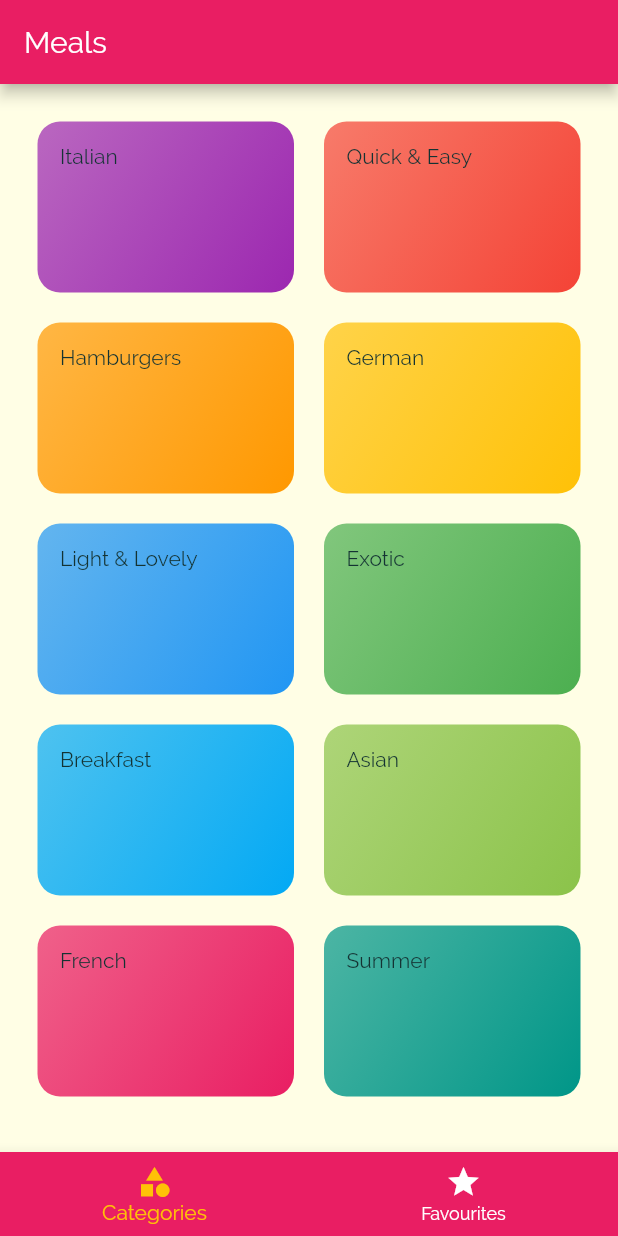
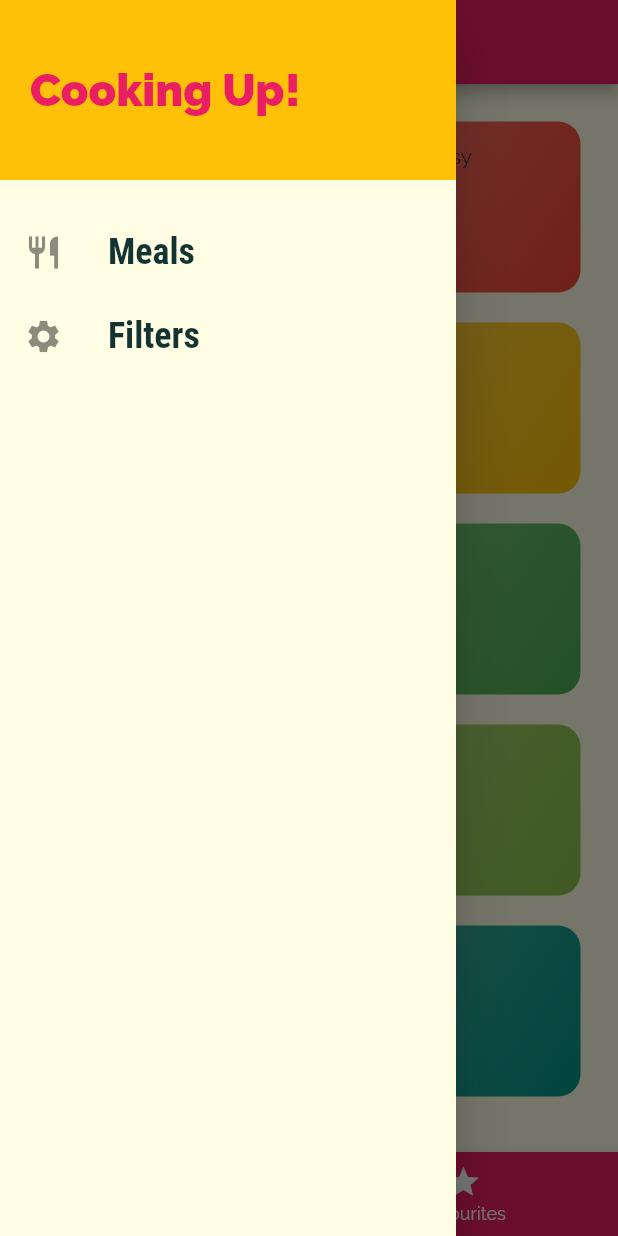
Before and after one commit to GustafHultgren/flutter_meals_app, a Flutter app: the screen it shows after launch, with the side drawer open (before the commit the screen has no drawer), on a phone screen of 412 x 824 dp. Run offline on Flutter 3.47's test engine with Material 2 defaults, Android fonts, the phone set to English and light mode, and no system bars.

Commit message:
add filters screen

```diff
--- a/lib/category_meals_screen.dart
+++ b/lib/category_meals_screen.dart
@@ -17,7 +17,7 @@ class CategoryMealsScreen extends StatelessWidget {
 
     return Scaffold(
       appBar: AppBar(
-        title: Text('hello'),
+        title: Text(categoryTitle),
       ),
       body: ListView.builder(
         itemCount: categoryMeals.length,
--- /dev/null
+++ b/lib/filters_screen.dart
@@ -0,0 +1,14 @@
+import 'package:flutter/material.dart';
+
+class FiltersScreen extends StatelessWidget {
+  static String routeName = 'filters';
+  @override
+  Widget build(BuildContext context) {
+    return Scaffold(
+      appBar: AppBar(
+        title: Text('Your Filters'),
+      ),
+      body: Center(child: Text('Filters!')),
+    );
+  }
+}
--- a/lib/main.dart
+++ b/lib/main.dart
@@ -1,5 +1,6 @@
 import 'package:flutter/material.dart';
 import 'package:flutter_meals_app/categories_screen.dart';
+import 'package:flutter_meals_app/filters_screen.dart';
 import 'package:flutter_meals_app/meal_detail_screen.dart';
 
 import 'category_meals_screen.dart';
@@ -32,6 +33,7 @@ class MyApp extends StatelessWidget {
         '/': (ctx) => TabsScreen(),
         CategoryMealsScreen.routeName: (ctx) => CategoryMealsScreen(),
         MealDetailScreen.routeName: (ctx) => MealDetailScreen(),
+        FiltersScreen.routeName: (ctx) => FiltersScreen(),
       },
       onUnknownRoute: (settings) {
         return MaterialPageRoute(builder: (ctx) => CategoriesScreen());
--- /dev/null
+++ b/lib/main_drawer.dart
@@ -0,0 +1,46 @@
+import 'package:flutter/material.dart';
+import 'package:flutter_meals_app/filters_screen.dart';
+
+class MainDrawer extends StatelessWidget {
+  @override
+  Widget build(BuildContext context) {
+    return Drawer(
+      child: Column(
+        children: <Widget>[
+          Container(
+            height: 120,
+            width: double.infinity,
+            padding: EdgeInsets.all(20),
+            alignment: Alignment.centerLeft,
+            color: Theme.of(context).accentColor,
+            child: Text(
+              'Cooking Up!',
+              style: TextStyle(
+                  fontWeight: FontWeight.w900,
+                  fontSize: 30,
+                  color: Theme.of(context).primaryColor),
+            ),
+          ),
+          SizedBox(height: 20),
+          buildListTile('Meals', Icons.restaurant, () => Navigator.of(context).pushReplacementNamed('/')),
+          buildListTile('Filters', Icons.settings, () => Navigator.of(context).pushReplacementNamed(FiltersScreen.routeName)),
+        ],
+      ),
+    );
+  }
+
+  ListTile buildListTile(String title, IconData icon, Function onTap) {
+    return ListTile(
+          leading: Icon(icon, size: 26),
+          title: Text(
+            title,
+            style: TextStyle(
+              fontFamily: 'RobotoCondensed',
+              fontSize: 24,
+              fontWeight: FontWeight.bold,
+            ),
+          ),
+          onTap: onTap,
+        );
+  }
+}
--- a/lib/tabs_screen.dart
+++ b/lib/tabs_screen.dart
@@ -1,4 +1,5 @@
 import 'package:flutter/material.dart';
+import 'package:flutter_meals_app/main_drawer.dart';
 
 import 'categories_screen.dart';
 import 'favourites_screen.dart';
@@ -11,7 +12,11 @@ class TabsScreen extends StatefulWidget {
 class _TabsScreenState extends State<TabsScreen> {
   int _selectedPageIndex = 0;
 
-  final List<Widget> _pages = [CategoriesScreen(), FavouritesScreen()];
+  // final List<Widget> _pages = [CategoriesScreen(), FavouritesScreen()];
+  final List<Map<String, Object>> _pages = [
+    {'title': 'Categories', 'widget': CategoriesScreen()},
+    {'title': 'Favourites', 'widget': FavouritesScreen()},
+  ];
 
   _selectPage(int index) {
     setState(() {
@@ -21,11 +26,13 @@ class _TabsScreenState extends State<TabsScreen> {
 
   @override
   Widget build(BuildContext context) {
+    Map _selectedPage = _pages[_selectedPageIndex];
     return Scaffold(
       appBar: AppBar(
-        title: Text('Meals'),
+        title: Text(_selectedPage['title']),
       ),
-      body: _pages[_selectedPageIndex],
+      drawer: MainDrawer(),
+      body: _selectedPage['widget'],
       bottomNavigationBar: BottomNavigationBar(
         onTap: _selectPage,
         backgroundColor: Theme.of(context).primaryColor,
```
Also changed, not shown: lib/meal_detail_screen.dart (+8 -0 lines), lib/meal_item.dart (+9 -2 lines).
